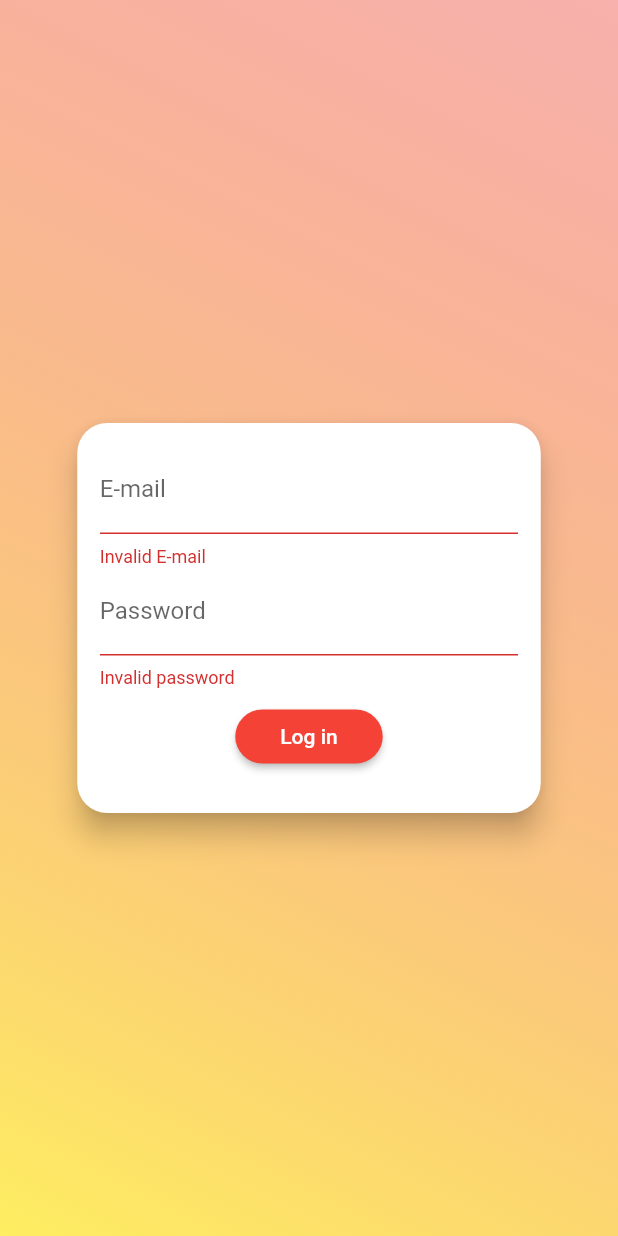
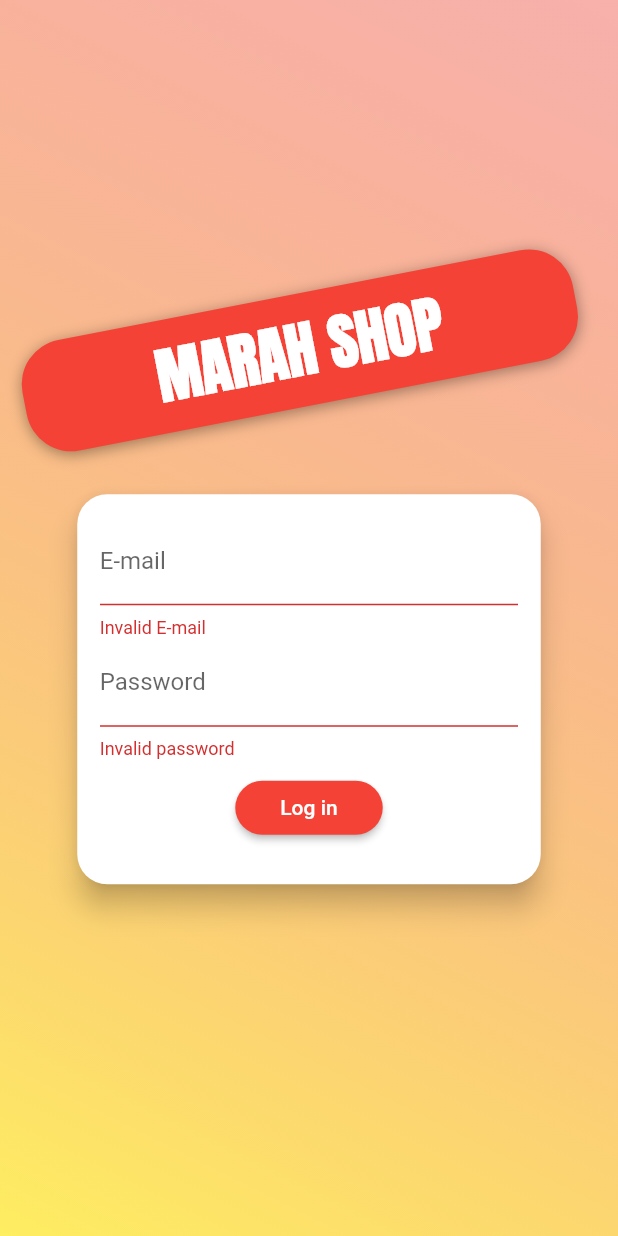
Before and after one commit to marahateeq/rest_prov, a Flutter app: the screen it shows after launch, after a tap on "Log in", on a phone screen of 412 x 824 dp. Run offline on Flutter 3.47's test engine with Material 2 defaults, Android fonts, the phone set to English and light mode, and no system bars; our stand-ins replace firebase_auth, shared_preferences; accounts and stored records are empty; network calls fail; Roboto replaces fonts that are missing (Lat).

Commit message:
all auth

```diff
--- a/lib/models/http_exp.dart
+++ b/lib/models/http_exp.dart
@@ -1,9 +1,9 @@
 class HttpExp implements Exception {
-  final String msg;
-  HttpExp(this.msg);
+  final String message;
+  HttpExp(this.message);
 
   @override
   String toString() {
-    return msg;
+    return message;
   }
 }
--- a/lib/screens/auth_sc.dart
+++ b/lib/screens/auth_sc.dart
@@ -1,10 +1,8 @@
 import 'dart:math';
 import 'package:flutter/material.dart';
 import 'package:provider/provider.dart';
-import 'package:rest_prov/models/http_exp.dart';
+import '../models/http_exp.dart';
 import 'package:rest_prov/providers/auth.dart';
-
-import 'edit_rest_info.dart';
 
 class AuthSC extends StatelessWidget {
   const AuthSC({Key key}) : super(key: key);
@@ -36,9 +34,9 @@ class AuthSC extends StatelessWidget {
                 mainAxisAlignment: MainAxisAlignment.center,
                 crossAxisAlignment: CrossAxisAlignment.center,
                 children: [
-                 /* Flexible(
+                  Flexible(
                     child: Container(
-                      margin: EdgeInsets.only(bottom: 20),
+                      margin: const EdgeInsets.only(bottom: 20),
                       padding:
                           EdgeInsets.symmetric(vertical: 8, horizontal: 90),
                       transform: Matrix4.rotationZ(-11 * pi / 180)
@@ -46,7 +44,7 @@ class AuthSC extends StatelessWidget {
                       decoration: BoxDecoration(
                         borderRadius: BorderRadius.circular(30),
                         color: Colors.red,
-                        boxShadow: [
+                        boxShadow: const [
                           BoxShadow(
                             blurRadius: 8,
                             color: Colors.black38,
@@ -54,7 +52,7 @@ class AuthSC extends StatelessWidget {
                           ),
                         ],
                       ),
-                      child: Text(
+                      child: const Text(
                         "MARAH SHOP",
                         style: TextStyle(
                             color: Colors.white,
@@ -63,7 +61,7 @@ class AuthSC extends StatelessWidget {
                             fontWeight: FontWeight.w800),
                       ),
                     ),
-                  ),*/
+                  ),
                   Flexible(
                     flex: dS.width > 600 ? 2 : 1,
                     child: AuthCard(),
@@ -85,7 +83,6 @@ class AuthCard extends StatefulWidget {
   _AuthCardState createState() => _AuthCardState();
 }
 
-
 enum AuthMode { Login, SignUp }
 
 class _AuthCardState extends State<AuthCard>
@@ -96,7 +93,7 @@ class _AuthCardState extends State<AuthCard>
     'email': '',
     'password': '',
   };
-AuthMode _authMode = AuthMode.Login;
+  AuthMode _authMode = AuthMode.Login;
 
   bool _isloading = false;
 
@@ -153,25 +150,38 @@ AuthMode _authMode = AuthMode.Login;
         await Provider.of<Auth>(context, listen: false)
             .signUp(_authdata['email'], _authdata['password'])
             .whenComplete(() {
-
           if (_isloading == false) {
             setState(() {
               _authMode = AuthMode.Login;
             });
           }
-          Navigator.of(context).pushReplacementNamed(EditResInfo.routeName);
         });
       }
     } on HttpExp catch (e) {
+      var emsg = 'Authentication failed';
+      if (e.toString().contains('EMAIL_EXISTS')) {
+        emsg = "This email address is already exist!";
+      } else if (e.toString().contains('INVALID_EMAIL')) {
+        emsg = "This is not a valid email!";
+      } else if (e.toString().contains('WEAK_PASSWORD')) {
+        emsg = "This password is too weak!";
+      } else if (e.toString().contains('EMAIL_NOT_FOUND')) {
+        emsg = "Could not find a user with that email!";
+      } else if (e.toString().contains('INVALID_PASSWORD')) {
+        emsg = "Invalid password!";
+      }
+      _showE(emsg);
+    } catch (e) {
+      const emsg = 'Could not authenticate you . Please try again later!';
+      _showE(emsg);
+    }
 
-    }
     setState(() {
       _isloading = false;
     });
   }
 
   String testmod = 'Log in';
-
   void _switchAuthMode() {
     if (_authMode == AuthMode.Login) {
       setState(() {
@@ -186,6 +196,30 @@ AuthMode _authMode = AuthMode.Login;
       });
       _controller.reverse();
     }
+  }
+
+  void _showE(String emsg) {
+    showDialog(
+      context: context,
+      builder: (ctx) => AlertDialog(
+        title: const Text('Erorr Founded'),
+        titleTextStyle: TextStyle(color: Colors.teal),
+        content: Text(emsg),
+        elevation: 15,
+        actions: [
+          OutlinedButton(
+            onPressed: () => Navigator.pop(ctx),
+            child: const Text(
+              'OK',
+              style: TextStyle(fontWeight: FontWeight.w900, fontSize: 20),
+            ),
+          )
+        ],
+        actionsAlignment: MainAxisAlignment.center,
+        shape: RoundedRectangleBorder(borderRadius: BorderRadius.circular(20)),
+        alignment: Alignment.center,
+      ),
+    );
   }
 
   @override
@@ -212,6 +246,8 @@ AuthMode _authMode = AuthMode.Login;
                 TextFormField(
                   decoration: InputDecoration(labelText: 'E-mail'),
                   keyboardType: TextInputType.emailAddress,
+                  enableSuggestions: false,
+                  autocorrect: false,
                   controller: _emailCon,
                   validator: (val) {
                     if (val.isEmpty || !val.contains('@')) {
@@ -226,6 +262,8 @@ AuthMode _authMode = AuthMode.Login;
                 TextFormField(
                   decoration: InputDecoration(labelText: 'Password'),
                   obscureText: true,
+                  enableSuggestions: false,
+                  autocorrect: false,
                   controller: _passCon,
                   keyboardType: TextInputType.visiblePassword,
                   validator: (val) {
@@ -283,7 +321,7 @@ AuthMode _authMode = AuthMode.Login;
                 TextButton(
                   onPressed: _switchAuthMode,
                   child: Text(
-                      '${testmod == 'Log in' ? 'Create new account' : 'Already have an account '}'),
+                      '${testmod == 'Log in' ? 'Signup' : 'Login '}  Insted '),
                   style: ButtonStyle(
                     shape: MaterialStateProperty.all<RoundedRectangleBorder>(
                         RoundedRectangleBorder(
```
Also changed, not shown: lib/providers/auth.dart (+16 -35 lines).
